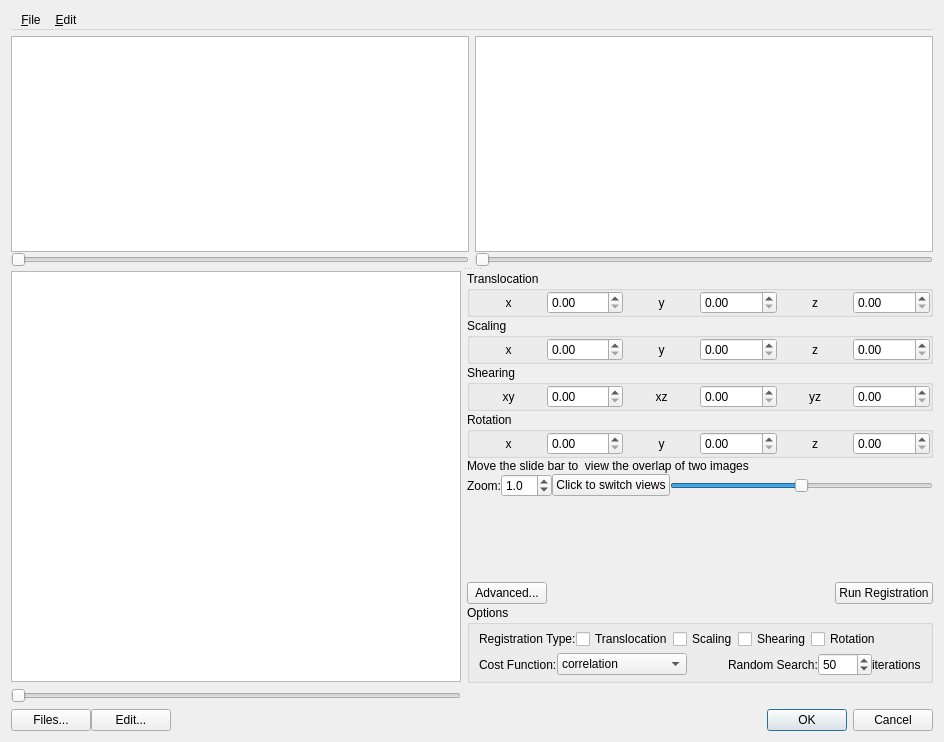
Above: manual_alignment.ui from frankyeh/DSI-Studio before the change. Below: the same form after it.
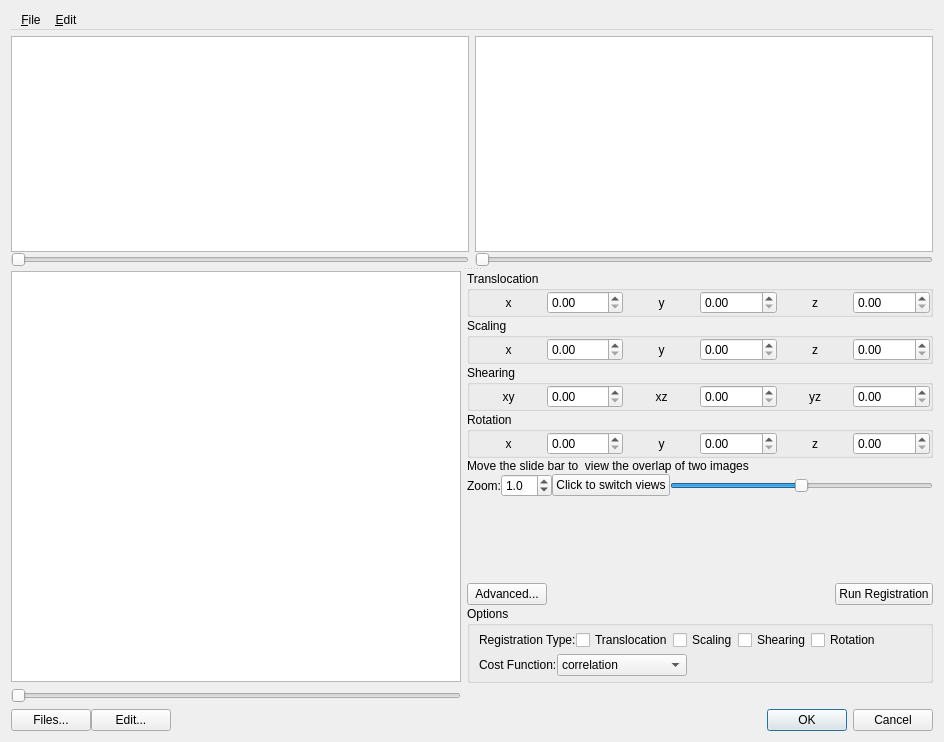
That is the form after the change. Icons and pictures are not drawn.

The edit to the form file:
```diff
--- a/manual_alignment.ui
+++ b/manual_alignment.ui
@@ -713,33 +713,6 @@
                      </property>
                     </spacer>
                    </item>
-                   <item>
-                    <widget class="QLabel" name="label_16">
-                     <property name="text">
-                      <string>Random Search:</string>
-                     </property>
-                    </widget>
-                   </item>
-                   <item>
-                    <widget class="QSpinBox" name="search_count">
-                     <property name="maximum">
-                      <number>1000</number>
-                     </property>
-                     <property name="singleStep">
-                      <number>10</number>
-                     </property>
-                     <property name="value">
-                      <number>50</number>
-                     </property>
-                    </widget>
-                   </item>
-                   <item>
-                    <widget class="QLabel" name="label_17">
-                     <property name="text">
-                      <string>iterations</string>
-                     </property>
-                    </widget>
-                   </item>
                   </layout>
                  </item>
                 </layout>
```
